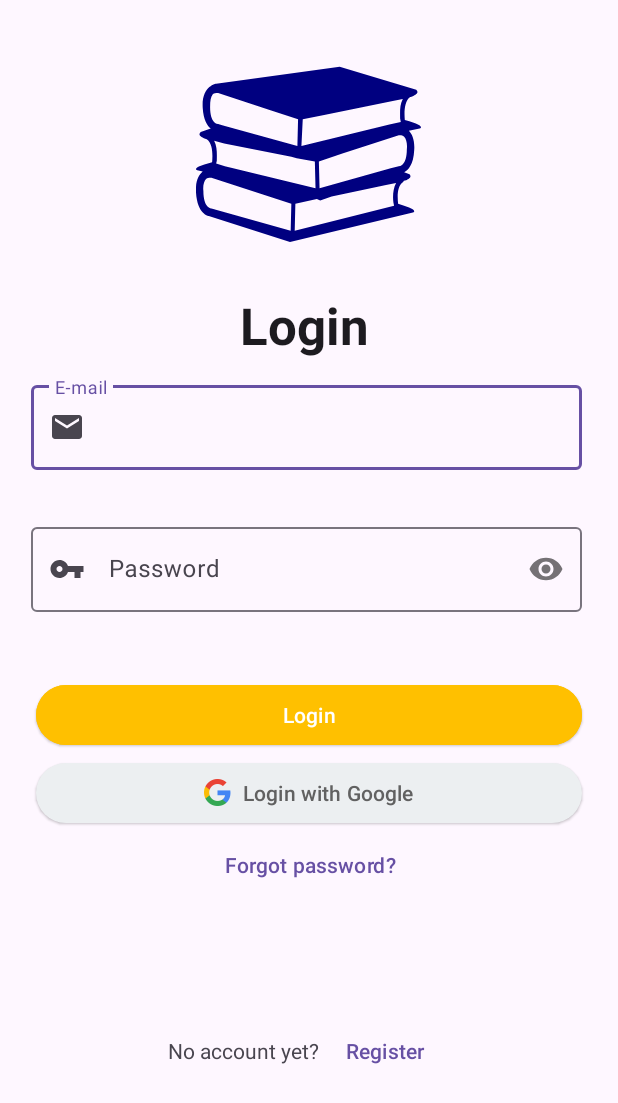
After one commit to Mattia-LT/Readify, an Android app: the layout activity_login.xml on its own in the app's theme, with its tools: preview values and no code run, on a phone screen of 412 x 824 dp. The commit adds this screen. Shown: the top 1103 px of the screen. Run offline under Robolectric (Android 15) with nearby library versions, the phone set to English and light mode, and no system bars.

Commit message:
commit schermata login

```diff
--- a/app/build.gradle.kts
+++ b/app/build.gradle.kts
@@ -33,6 +33,9 @@ dependencies {
     implementation("androidx.appcompat:appcompat:1.6.1")
     implementation("com.google.android.material:material:1.10.0")
     implementation("androidx.constraintlayout:constraintlayout:2.1.4")
+    implementation("com.google.android.gms:play-services-base:18.2.0")
+
+    implementation("common-validator:commons-validator:1.7")
     testImplementation("junit:junit:4.13.2")
     androidTestImplementation("androidx.test.ext:junit:1.1.5")
     androidTestImplementation("androidx.test.espresso:espresso-core:3.5.1")
--- a/app/src/main/AndroidManifest.xml
+++ b/app/src/main/AndroidManifest.xml
@@ -30,8 +30,12 @@
             android:name=".HomepageActivity"
             android:exported="true"
             >
+        </activity>
 
-
+        <activity
+            android:name=".LoginActivity"
+            android:exported="true"
+            >
         </activity>
 
 
--- /dev/null
+++ b/app/src/main/java/it/unimib/readify/LoginActivity.java
@@ -0,0 +1,14 @@
+package it.unimib.readify;
+
+import android.os.Bundle;
+import android.os.PersistableBundle;
+
+import androidx.annotation.Nullable;
+import androidx.appcompat.app.AppCompatActivity;
+
+public class LoginActivity extends AppCompatActivity {
+    @Override
+    public void onCreate(@Nullable Bundle savedInstanceState, @Nullable PersistableBundle persistentState) {
+        super.onCreate(savedInstanceState, persistentState);
+    }
+}
--- /dev/null
+++ b/app/src/main/res/drawable/ic_baseline_email_24.xml
@@ -0,0 +1,5 @@
+<vector android:height="24dp" android:tint="#000000"
+    android:viewportHeight="24" android:viewportWidth="24"
+    android:width="24dp" xmlns:android="http://schemas.android.com/apk/res/android">
+    <path android:fillColor="@android:color/white" android:pathData="M20,4L4,4c-1.1,0 -1.99,0.9 -1.99,2L2,18c0,1.1 0.9,2 2,2h16c1.1,0 2,-0.9 2,-2L22,6c0,-1.1 -0.9,-2 -2,-2zM20,8l-8,5 -8,-5L4,6l8,5 8,-5v2z"/>
+</vector>
--- /dev/null
+++ b/app/src/main/res/drawable/ic_baseline_vpn_key_24.xml
@@ -0,0 +1,5 @@
+<vector android:height="24dp" android:tint="#000000"
+    android:viewportHeight="24" android:viewportWidth="24"
+    android:width="24dp" xmlns:android="http://schemas.android.com/apk/res/android">
+    <path android:fillColor="@android:color/white" android:pathData="M12.65,10C11.83,7.67 9.61,6 7,6c-3.31,0 -6,2.69 -6,6s2.69,6 6,6c2.61,0 4.83,-1.67 5.65,-4H17v4h4v-4h2v-4H12.65zM7,14c-1.1,0 -2,-0.9 -2,-2s0.9,-2 2,-2 2,0.9 2,2 -0.9,2 -2,2z"/>
+</vector>
--- /dev/null
+++ b/app/src/main/res/layout/activity_login.xml
@@ -0,0 +1,161 @@
+<?xml version="1.0" encoding="utf-8"?>
+<androidx.constraintlayout.widget.ConstraintLayout
+    xmlns:android="http://schemas.android.com/apk/res/android"
+    xmlns:app="http://schemas.android.com/apk/res-auto"
+    xmlns:tools="http://schemas.android.com/tools"
+    android:layout_width="match_parent"
+    android:layout_height="match_parent"
+    tools:context=".LoginActivity">
+
+    <androidx.constraintlayout.widget.Guideline
+        android:id="@+id/left_guideline"
+        android:layout_width="wrap_content"
+        android:layout_height="wrap_content"
+        android:orientation="vertical"
+        app:layout_constraintGuide_begin="21dp" />
+
+
+
+    <ImageView
+        android:id="@+id/logo"
+        android:layout_width="wrap_content"
+        android:layout_height="wrap_content"
+        android:layout_marginTop="28dp"
+        android:contentDescription="@string/logo"
+        app:layout_constraintEnd_toEndOf="parent"
+        app:layout_constraintHorizontal_bias="0.498"
+        app:layout_constraintStart_toStartOf="parent"
+        app:layout_constraintTop_toTopOf="parent"
+        app:srcCompat="@drawable/ic_readify_logo" />
+
+    <TextView
+        android:id="@+id/textview_login"
+        android:layout_width="wrap_content"
+        android:layout_height="wrap_content"
+        android:layout_marginStart="160dp"
+        android:layout_marginTop="16dp"
+        android:text="@string/login"
+        android:textColor="?android:textColorPrimary"
+        android:textSize="34sp"
+        android:textStyle="bold"
+        app:layout_constraintStart_toStartOf="parent"
+        app:layout_constraintTop_toBottomOf="@+id/logo" />
+
+    <com.google.android.material.textfield.TextInputLayout
+        android:id="@+id/text_input_layout_email"
+        android:layout_width="0dp"
+        android:layout_height="wrap_content"
+        android:layout_marginTop="12dp"
+        android:layout_marginEnd="24dp"
+
+        app:layout_constraintEnd_toEndOf="parent"
+        app:layout_constraintStart_toStartOf="@+id/left_guideline"
+        app:layout_constraintTop_toBottomOf="@+id/textview_login"
+        app:startIconDrawable="@drawable/ic_baseline_email_24"
+        app:endIconMode="clear_text"
+        app:errorEnabled="true">
+
+        <com.google.android.material.textfield.TextInputEditText
+            android:id="@+id/text_input_edit_text_email"
+            android:layout_width="match_parent"
+            android:layout_height="wrap_content"
+            android:hint="@string/email"
+            android:inputType="textEmailAddress" />
+    </com.google.android.material.textfield.TextInputLayout>
+
+    <com.google.android.material.textfield.TextInputLayout
+        android:id="@+id/text_input_layout_password"
+        android:layout_width="0dp"
+        android:layout_height="wrap_content"
+        android:layout_marginTop="12dp"
+        android:layout_marginEnd="24dp"
+        app:layout_constraintEnd_toEndOf="parent"
+        app:layout_constraintStart_toStartOf="@+id/left_guideline"
+        app:layout_constraintTop_toBottomOf="@+id/text_input_layout_email"
+        app:passwordToggleEnabled="true"
+        app:startIconDrawable="@drawable/ic_baseline_vpn_key_24"
+        app:errorEnabled="true">
+
+        <com.google.android.material.textfield.TextInputEditText
+            android:id="@+id/text_input_edit_text_password"
+            android:layout_width="match_parent"
+            android:layout_height="wrap_content"
+            android:hint="@string/password"
+            android:inputType="textPassword" />
+    </com.google.android.material.textfield.TextInputLayout>
+
+    <Button
+        android:id="@+id/button_login"
+        android:layout_width="0dp"
+        android:layout_height="wrap_content"
+        android:layout_marginStart="24dp"
+        android:layout_marginTop="24dp"
+        android:layout_marginEnd="24dp"
+        android:backgroundTint="@color/golden_yellow"
+        android:text="@string/login"
+        android:textColor="@color/white"
+        android:textSize="14sp"
+        style="@style/Widget.Material3.Button.ElevatedButton"
+        app:layout_constraintEnd_toEndOf="parent"
+        app:layout_constraintStart_toStartOf="parent"
+        app:layout_constraintTop_toBottomOf="@+id/text_input_layout_password" />
+
+    <Button
+        android:id="@+id/button_forgot_password"
+        style="@style/Widget.Material3.Button.TextButton"
+        android:layout_width="wrap_content"
+        android:layout_height="wrap_content"
+        android:layout_marginEnd="136dp"
+        android:text="@string/forgot_password"
+        android:textSize="14sp"
+        app:layout_constraintEnd_toEndOf="parent"
+        app:layout_constraintTop_toBottomOf="@+id/button_google_login"
+        app:textAllCaps="false" />
+
+
+    <Button
+        android:id="@+id/button_google_login"
+        style="@style/Widget.Material3.Button.ElevatedButton"
+        android:layout_width="match_parent"
+        android:layout_height="wrap_content"
+        android:layout_marginStart="24dp"
+        android:layout_marginTop="4dp"
+        android:layout_marginEnd="24dp"
+        android:text="@string/google_login"
+        android:textColor="@color/google_login_text"
+        android:textSize="14sp"
+        app:backgroundTint="@color/google_login_button"
+        app:icon="@drawable/googleg_standard_color_18"
+        app:iconGravity="textStart"
+        app:iconTint="@null"
+        app:layout_constraintEnd_toEndOf="parent"
+        app:layout_constraintHorizontal_bias="0.0"
+        app:layout_constraintStart_toStartOf="parent"
+        app:layout_constraintTop_toBottomOf="@+id/button_login" />
+
+    <TextView
+        android:id="@+id/textview_new_account"
+        android:layout_width="wrap_content"
+        android:layout_height="wrap_content"
+        android:layout_marginTop="24dp"
+        android:text="@string/new_account"
+        app:layout_constraintBottom_toBottomOf="parent"
+        app:layout_constraintEnd_toStartOf="@+id/button_register"
+        app:layout_constraintHorizontal_chainStyle="packed"
+        app:layout_constraintStart_toStartOf="parent"
+        app:layout_constraintTop_toBottomOf="@+id/button_google_login" />
+
+    <Button
+        android:id="@+id/button_register"
+        style="@style/Widget.Material3.Button.TextButton"
+        android:layout_width="wrap_content"
+        android:layout_height="wrap_content"
+        android:text="@string/register"
+        android:textSize="14sp"
+        app:layout_constraintBaseline_toBaselineOf="@+id/textview_new_account"
+        app:layout_constraintEnd_toEndOf="parent"
+        app:layout_constraintHorizontal_chainStyle="packed"
+        app:layout_constraintStart_toEndOf="@+id/textview_new_account"
+        app:textAllCaps="false" />
+
+</androidx.constraintlayout.widget.ConstraintLayout>
--- a/app/src/main/res/values/colors.xml
+++ b/app/src/main/res/values/colors.xml
@@ -8,5 +8,7 @@
     <color name="tertiary_color">#008080</color>
     <color name="golden_yellow">#FFC000</color>
     <color name="orange">#FFA500</color>
+    <color name="google_login_button">#eceff1</color>
+    <color name="google_login_text">#616161</color>
 
 </resources>
--- a/app/src/main/res/values/strings.xml
+++ b/app/src/main/res/values/strings.xml
@@ -1,9 +1,19 @@
 <resources>
     <string name="app_name" translatable="false">Readify</string>
     <string name="button_getting_started">Get started</string>
-
     <string name="logo">App logo</string>
     <string name="textview_slogan">Reading.\nThe Clever Way.</string>
+
+
+    <string name="login" translatable="false">Login</string>
+    <string name="email" translatable="false">E-mail</string>
+    <string name="password" translatable="false">Password</string>
+    <string name="forgot_password">Forgot password?</string>
+    <string name="new_account">No account yet?</string>
+    <string name="register">Register</string>
+    <string name="google_login">Login with Google</string>
+
+
     <string name="navigation_bar_item_home" translatable="false">Home</string>
     <string name="navigation_bar_item_search">Search</string>
     <string name="navigation_bar_item_profile">Profile</string>
```
Also changed, not shown: 1 other file.
